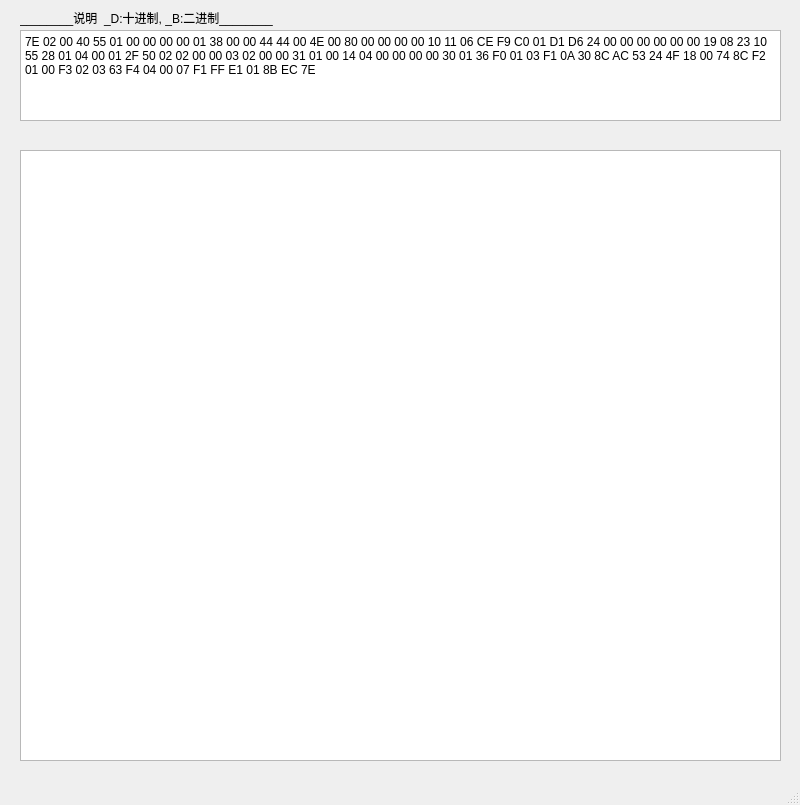
The window that python/GUI-pyqt5/config/UI.ui (uyaly/study2018) describes before a commit, drawn with Qt 5.
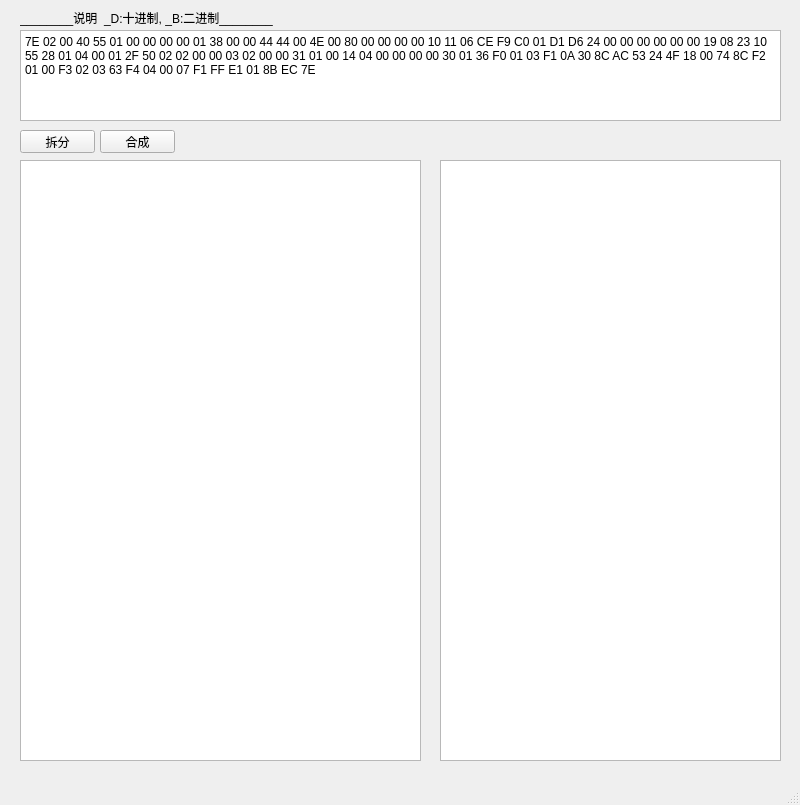
The same window after the commit.

```diff
--- a/python/GUI-pyqt5/config/UI.ui
+++ b/python/GUI-pyqt5/config/UI.ui
@@ -44,13 +44,49 @@
      <string>________说明  _D:十进制, _B:二进制________</string>
     </property>
    </widget>
-   <widget class="QTextBrowser" name="textBrowser">
+   <widget class="QPushButton" name="Button_apart">
     <property name="geometry">
      <rect>
       <x>20</x>
-      <y>150</y>
-      <width>761</width>
-      <height>611</height>
+      <y>130</y>
+      <width>75</width>
+      <height>23</height>
+     </rect>
+    </property>
+    <property name="text">
+     <string>拆分</string>
+    </property>
+   </widget>
+   <widget class="QPushButton" name="Button_join">
+    <property name="geometry">
+     <rect>
+      <x>100</x>
+      <y>130</y>
+      <width>75</width>
+      <height>23</height>
+     </rect>
+    </property>
+    <property name="text">
+     <string>合成</string>
+    </property>
+   </widget>
+   <widget class="QTableWidget" name="tableWidget">
+    <property name="geometry">
+     <rect>
+      <x>20</x>
+      <y>160</y>
+      <width>401</width>
+      <height>601</height>
+     </rect>
+    </property>
+   </widget>
+   <widget class="QTableWidget" name="tableWidget_bit">
+    <property name="geometry">
+     <rect>
+      <x>440</x>
+      <y>160</y>
+      <width>341</width>
+      <height>601</height>
      </rect>
     </property>
    </widget>
```
